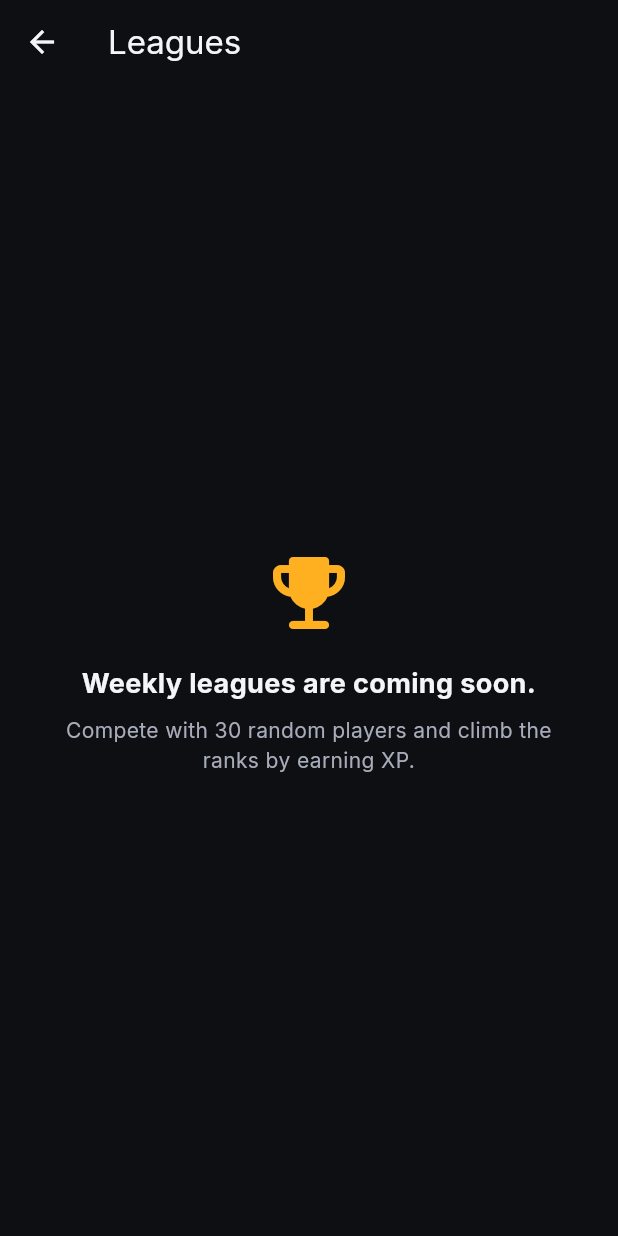
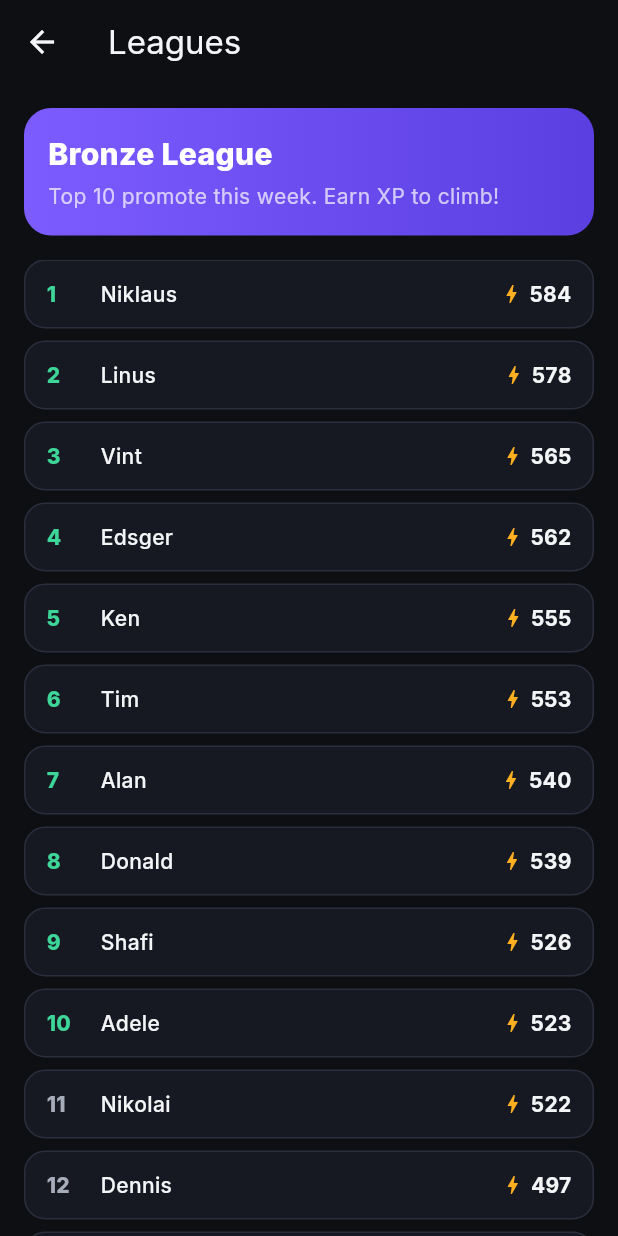
Before and after one commit to vegas109/f2, a Flutter app: the LeaguesScreen screen opened directly, on a phone screen of 412 x 824 dp. Run offline on Flutter 3.47's test engine with Material 3 defaults, Android fonts, the phone set to English and light mode, and no system bars; our stand-ins replace equatable, flutter_animate, flutter_riverpod, go_router, google_fonts, in_app_purchase and 1 more; accounts and stored records are empty; generated files the repository leaves out were written again.

Commit message:
Add league leaderboard; defer native deps for clean first build
- Leagues: 30-player weekly XP board (client-side mock) replacing the stub
- Remove google_mobile_ads (auto-init crashes without AdMob App ID); make
  RewardedAdService a documented demo impl so the earn path is testable
- Defer firebase_* / google_sign_in / sign_in_with_apple to the flutterfire
  enablement step to avoid native build friction; drop unused packages
- Update CLAUDE.md and architecture roadmap to reflect implemented features

Co-Authored-By: Claude Opus 4.8 <noreply@anthropic.com>
Claude-Session: https://claude.ai/code/session_01GuJ4ZuTAV4qU8pJ6z8Bgxp

```diff
--- /dev/null
+++ b/lib/features/leagues/application/league_controller.dart
@@ -0,0 +1,47 @@
+import 'dart:math';
+
+import 'package:flutter_riverpod/flutter_riverpod.dart';
+
+import '../../../core/constants/app_constants.dart';
+import '../../player/application/player_controller.dart';
+
+class LeagueMember {
+  const LeagueMember({
+    required this.name,
+    required this.weeklyXp,
+    required this.isYou,
+  });
+  final String name;
+  final int weeklyXp;
+  final bool isYou;
+}
+
+/// Builds a mock weekly league board of [AppConstants.leagueSize] players
+/// ranked by XP. Bots are deterministic (fixed seed) so the board is stable
+/// within a session.
+///
+/// The real version pairs 30 real players and resets weekly via scheduled
+/// Cloud Functions (Blaze). This client-side board is a stand-in until then.
+final leagueBoardProvider = Provider<List<LeagueMember>>((ref) {
+  final myXp = ref.watch(playerControllerProvider.select((p) => p.xp));
+
+  const names = [
+    'Ada', 'Linus', 'Grace', 'Guido', 'Dennis', 'Bjarne', 'Ken', 'Margaret',
+    'Alan', 'Barbara', 'Donald', 'Katherine', 'James', 'Radia', 'Tim',
+    'Shafi', 'Leslie', 'Vint', 'Frances', 'Edsger', 'Niklaus', 'John',
+    'Adele', 'Hedy', 'Anita', 'Sophie', 'Nikolai', ' Irina', 'Mila',
+  ];
+
+  final rng = Random(42);
+  final members = <LeagueMember>[
+    LeagueMember(name: 'You', weeklyXp: myXp, isYou: true),
+    for (var i = 0; i < AppConstants.leagueSize - 1; i++)
+      LeagueMember(
+        name: names[i % names.length],
+        weeklyXp: 20 + rng.nextInt(600),
+        isYou: false,
+      ),
+  ]..sort((a, b) => b.weeklyXp.compareTo(a.weeklyXp));
+
+  return members;
+});
--- a/lib/features/leagues/presentation/leagues_screen.dart
+++ b/lib/features/leagues/presentation/leagues_screen.dart
@@ -1,43 +1,102 @@
 import 'package:flutter/material.dart';
+import 'package:flutter_riverpod/flutter_riverpod.dart';
 
 import '../../../core/theme/app_colors.dart';
 import '../../../l10n/generated/app_localizations.dart';
+import '../application/league_controller.dart';
 
-/// Placeholder for the weekly league leaderboard (30-player groups by XP).
-///
-/// The real leaderboard requires server-side matchmaking + weekly reset,
-/// which will live in Cloud Functions (Blaze plan). See docs/architecture.md.
-class LeaguesScreen extends StatelessWidget {
+/// Weekly league board (30 players ranked by XP). Currently a client-side
+/// mock; real matchmaking + weekly reset run server-side on the Blaze plan.
+class LeaguesScreen extends ConsumerWidget {
   const LeaguesScreen({super.key});
 
   @override
-  Widget build(BuildContext context) {
+  Widget build(BuildContext context, WidgetRef ref) {
     final l10n = AppLocalizations.of(context);
+    final board = ref.watch(leagueBoardProvider);
+
     return Scaffold(
       appBar: AppBar(title: Text(l10n.tabLeagues)),
-      body: const Center(
-        child: Padding(
-          padding: EdgeInsets.all(32),
-          child: Column(
-            mainAxisSize: MainAxisSize.min,
-            children: [
-              Icon(Icons.emoji_events_rounded,
-                  size: 64, color: AppColors.warning),
-              SizedBox(height: 16),
-              Text(
-                'Weekly leagues are coming soon.',
-                textAlign: TextAlign.center,
-                style: TextStyle(fontWeight: FontWeight.w700, fontSize: 18),
+      body: Column(
+        children: [
+          Container(
+            width: double.infinity,
+            padding: const EdgeInsets.all(16),
+            margin: const EdgeInsets.all(16),
+            decoration: BoxDecoration(
+              gradient: const LinearGradient(
+                colors: [AppColors.primary, AppColors.primaryDark],
               ),
-              SizedBox(height: 8),
-              Text(
-                'Compete with 30 random players and climb the ranks by earning XP.',
-                textAlign: TextAlign.center,
-                style: TextStyle(color: AppColors.textSecondary),
-              ),
-            ],
+              borderRadius: BorderRadius.circular(18),
+            ),
+            child: Column(
+              crossAxisAlignment: CrossAxisAlignment.start,
+              children: const [
+                Text('Bronze League',
+                    style: TextStyle(
+                        color: Colors.white,
+                        fontSize: 20,
+                        fontWeight: FontWeight.w800)),
+                SizedBox(height: 4),
+                Text('Top 10 promote this week. Earn XP to climb!',
+                    style: TextStyle(color: Colors.white70)),
+              ],
+            ),
           ),
-        ),
+          Expanded(
+            child: ListView.builder(
+              padding: const EdgeInsets.symmetric(horizontal: 16),
+              itemCount: board.length,
+              itemBuilder: (context, i) {
+                final m = board[i];
+                final rank = i + 1;
+                final promote = rank <= 10;
+                return Container(
+                  margin: const EdgeInsets.only(bottom: 8),
+                  padding: const EdgeInsets.symmetric(
+                      horizontal: 14, vertical: 12),
+                  decoration: BoxDecoration(
+                    color: m.isYou
+                        ? AppColors.primary.withOpacity(0.15)
+                        : AppColors.surface,
+                    borderRadius: BorderRadius.circular(14),
+                    border: Border.all(
+                      color: m.isYou ? AppColors.primary : AppColors.outline,
+                    ),
+                  ),
+                  child: Row(
+                    children: [
+                      SizedBox(
+                        width: 28,
+                        child: Text('$rank',
+                            style: TextStyle(
+                              fontWeight: FontWeight.w800,
+                              color: promote
+                                  ? AppColors.success
+                                  : AppColors.textSecondary,
+                            )),
+                      ),
+                      const SizedBox(width: 8),
+                      Expanded(
+                        child: Text(
+                          m.name.trim(),
+                          style: TextStyle(
+                            fontWeight:
+                                m.isYou ? FontWeight.w800 : FontWeight.w500,
+                          ),
+                        ),
+                      ),
+                      const Icon(Icons.bolt, size: 16, color: AppColors.warning),
+                      const SizedBox(width: 4),
+                      Text('${m.weeklyXp}',
+                          style: const TextStyle(fontWeight: FontWeight.w700)),
+                    ],
+                  ),
+                );
+              },
+            ),
+          ),
+        ],
       ),
     );
   }
--- a/lib/features/store/application/rewarded_ad_service.dart
+++ b/lib/features/store/application/rewarded_ad_service.dart
@@ -1,64 +1,28 @@
-import 'dart:io' show Platform;
+import 'package:flutter_riverpod/flutter_riverpod.dart';
 
-import 'package:flutter_riverpod/flutter_riverpod.dart';
-import 'package:google_mobile_ads/google_mobile_ads.dart';
+import '../../../core/constants/app_constants.dart';
 
-/// Loads and shows rewarded ads, granting crystals via [onReward].
+/// Grants crystals in exchange for watching a rewarded ad.
 ///
-/// Uses Google's TEST ad unit IDs so it works out of the box in development.
-/// Replace them with your real AdMob unit IDs for production, and add your
-/// AdMob App ID to AndroidManifest.xml / Info.plist. All calls are guarded so
-/// a missing/невалидная конфигурация never crashes the app.
+/// This is a **demo implementation** so the earn-via-ad flow is testable out
+/// of the box (no native ad SDK, no crash risk). It grants the reward
+/// immediately.
+///
+/// For production, add `google_mobile_ads` to pubspec, put your AdMob App ID
+/// in AndroidManifest.xml / Info.plist, and replace this class with a real
+/// `RewardedAd.load(...).show(...)` implementation that calls [onReward] from
+/// the `onUserEarnedReward` callback. The rest of the app depends only on this
+/// interface, so nothing else changes.
 class RewardedAdService {
-  bool _initialized = false;
-
-  // Google test rewarded ad units.
-  static const _androidTestUnit = 'ca-app-pub-3940256099942544/5224354917';
-  static const _iosTestUnit = 'ca-app-pub-3940256099942544/1712485313';
-
-  String get _adUnitId =>
-      Platform.isAndroid ? _androidTestUnit : _iosTestUnit;
-
-  Future<void> _ensureInit() async {
-    if (_initialized) return;
-    await MobileAds.instance.initialize();
-    _initialized = true;
-  }
-
-  /// Loads and shows a rewarded ad.
-  ///
-  /// Calls [onReward] with the reward amount when earned, or [onUnavailable]
-  /// with a reason if the ad can't be shown.
+  /// "Shows" a rewarded ad. Calls [onReward] with the crystal amount, or
+  /// [onUnavailable] with a reason if it cannot be shown.
   Future<void> show({
     required void Function(int amount) onReward,
     required void Function(String reason) onUnavailable,
   }) async {
-    try {
-      await _ensureInit();
-      RewardedAd.load(
-        adUnitId: _adUnitId,
-        request: const AdRequest(),
-        rewardedAdLoadCallback: RewardedAdLoadCallback(
-          onAdLoaded: (ad) {
-            ad.fullScreenContentCallback = FullScreenContentCallback(
-              onAdDismissedFullScreenContent: (ad) => ad.dispose(),
-              onAdFailedToShowFullScreenContent: (ad, err) {
-                ad.dispose();
-                onUnavailable('Ad failed to show.');
-              },
-            );
-            ad.show(
-              onUserEarnedReward: (ad, reward) =>
-                  onReward(reward.amount.toInt()),
-            );
-          },
-          onAdFailedToLoad: (error) =>
-              onUnavailable('No ad available right now.'),
-        ),
-      );
-    } catch (e) {
-      onUnavailable('Ads not configured yet.');
-    }
+    // Simulate the short load/watch delay of a real rewarded ad.
+    await Future<void>.delayed(const Duration(milliseconds: 400));
+    onReward(AppConstants.crystalsPerRewardedAd);
   }
 }
 
--- a/lib/features/store/application/store_controller.dart
+++ b/lib/features/store/application/store_controller.dart
@@ -130,16 +130,20 @@ class StoreController extends StateNotifier<StoreState> {
       switch (purchase.status) {
         case PurchaseStatus.pending:
           state = state.copyWith(message: 'Purchase pending…');
+          break;
         case PurchaseStatus.error:
           state = state.copyWith(
               message: 'Purchase failed: ${purchase.error?.message ?? ''}');
+          break;
         case PurchaseStatus.canceled:
           state = state.copyWith(message: 'Purchase canceled.');
+          break;
         case PurchaseStatus.purchased:
         case PurchaseStatus.restored:
           // NOTE: on Blaze, verify purchase.verificationData server-side here.
           _deliver(purchase.productID);
           state = state.copyWith(message: 'Purchase successful. Thank you!');
+          break;
       }
       if (purchase.pendingCompletePurchase) {
         _iap.completePurchase(purchase);
```
Also changed, not shown: pubspec.yaml (+12 -18 lines), 2 other files.
